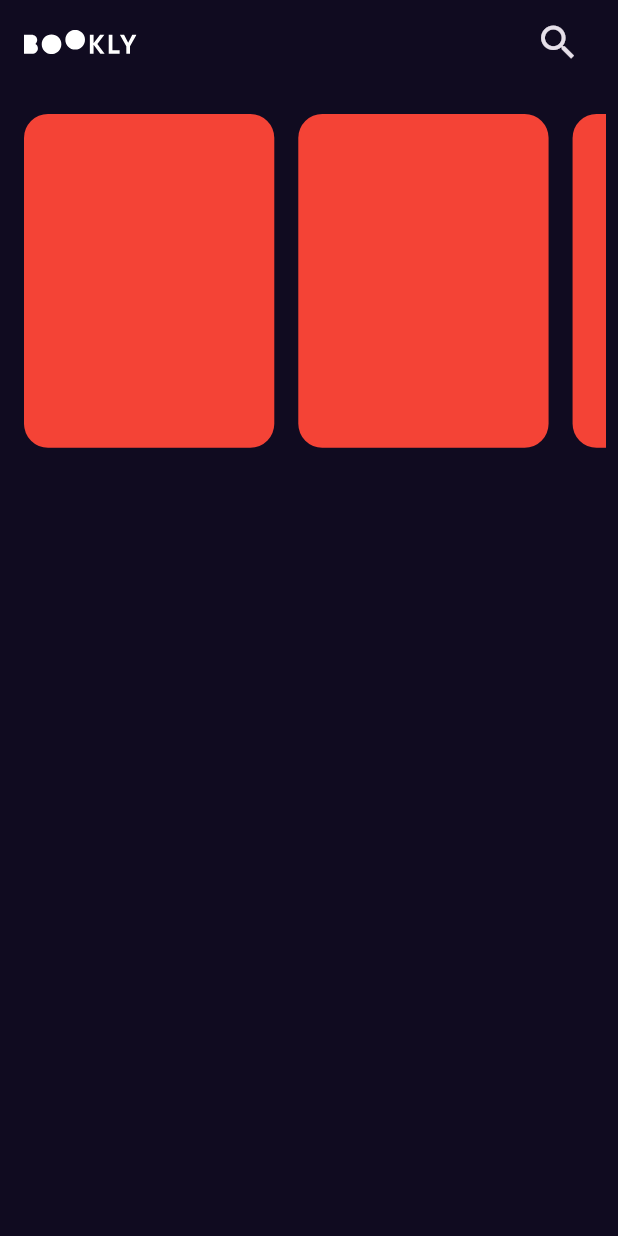
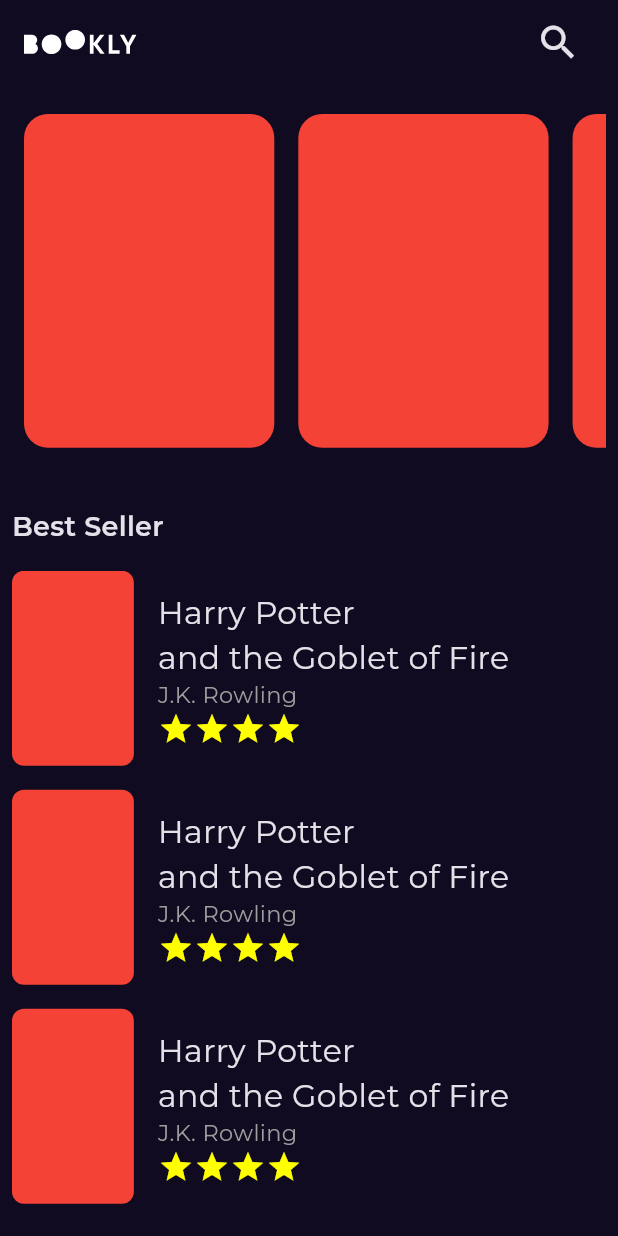
Before and after one commit to MohammadBeta/BooklyApp, a Flutter app: the screen it shows after launch, on a phone screen of 412 x 824 dp. Run offline on Flutter 3.47's test engine with Material 3 defaults, Android fonts, the phone set to English and light mode, and no system bars; our stand-ins replace flutter_svg, get, google_fonts.

Commit message:
add best seller, and google fonts

```diff
--- /dev/null
+++ b/lib/core/utilis/constants/styles.dart
@@ -0,0 +1,8 @@
+import 'package:flutter/material.dart';
+
+abstract class Styles {
+  static const TextStyle titleSmall = TextStyle(fontSize: 15);
+  static const TextStyle titleMed =
+      TextStyle(fontSize: 18, fontWeight: FontWeight.w600);
+  static const TextStyle titleLarge = TextStyle(fontSize: 21);
+}
--- a/lib/featuers/home/presentation/widgets/home_view_body.dart
+++ b/lib/featuers/home/presentation/widgets/home_view_body.dart
@@ -1,3 +1,4 @@
+import 'package:bookly_application/core/utilis/constants/styles.dart';
 import 'package:flutter/material.dart';
 
 import 'books_listview.dart';
@@ -10,10 +11,104 @@
     return const Padding(
       padding: EdgeInsets.only(top: 20, bottom: 20, left: 8, right: 8),
       child: Column(
+        crossAxisAlignment: CrossAxisAlignment.start,
         children: [
           BooksListView(),
+          SizedBox(
+            height: 40,
+          ),
+          Text(
+            "Best Seller",
+            style: Styles.titleMed,
+          ),
+          SizedBox(
+            height: 16,
+          ),
+          Expanded(child: BestSellerListView())
         ],
       ),
     );
   }
 }
+
+class BestSellerListView extends StatelessWidget {
+  const BestSellerListView({super.key});
+
+  @override
+  Widget build(BuildContext context) {
+    return ListView.builder(
+      scrollDirection: Axis.vertical,
+      itemCount: 5,
+      itemBuilder: (context, index) {
+        return const Padding(
+          padding: EdgeInsets.only(bottom: 16),
+          child: BestSellerListViewItem(),
+        );
+      },
+    );
+  }
+}
+
+class BestSellerListViewItem extends StatelessWidget {
+  const BestSellerListViewItem({super.key});
+
+  @override
+  Widget build(BuildContext context) {
+    return Row(
+      mainAxisAlignment: MainAxisAlignment.spaceBetween,
+      crossAxisAlignment: CrossAxisAlignment.center,
+      children: [
+        SizedBox(
+          height: 130,
+          child: AspectRatio(
+            aspectRatio: 2.5 / 4,
+            child: Container(
+              decoration: BoxDecoration(
+                  color: Colors.red, borderRadius: BorderRadius.circular(8)),
+            ),
+          ),
+        ),
+        const SizedBox(
+          width: 16,
+        ),
+        Expanded(
+          child: Column(
+            mainAxisAlignment: MainAxisAlignment.start,
+            crossAxisAlignment: CrossAxisAlignment.start,
+            children: [
+              const Text(
+                "Harry Potter \nand the Goblet of Fire",
+                maxLines: 2,
+                style: Styles.titleLarge,
+              ),
+              Text(
+                "J.K. Rowling",
+                style: Styles.titleSmall.copyWith(color: Colors.grey),
+              ),
+              const Row(
+                children: [
+                  Icon(
+                    Icons.star,
+                    color: Colors.yellowAccent,
+                  ),
+                  Icon(
+                    Icons.star,
+                    color: Colors.yellowAccent,
+                  ),
+                  Icon(
+                    Icons.star,
+                    color: Colors.yellowAccent,
+                  ),
+                  Icon(
+                    Icons.star,
+                    color: Colors.yellowAccent,
+                  ),
+                ],
+              )
+            ],
+          ),
+        )
+      ],
+    );
+  }
+}
--- a/lib/main.dart
+++ b/lib/main.dart
@@ -2,6 +2,7 @@
 import 'package:bookly_application/featuers/splash/presentation/views/splash_view.dart';
 import 'package:flutter/material.dart';
 import 'package:get/get.dart';
+import 'package:google_fonts/google_fonts.dart';
 
 void main() {
   runApp(const BooklyApp());
@@ -15,8 +16,10 @@
   Widget build(BuildContext context) {
     return GetMaterialApp(
       debugShowCheckedModeBanner: false,
-      theme: ThemeData.dark()
-          .copyWith(scaffoldBackgroundColor: AppColors.scaffoldBackGround),
+      theme: ThemeData.dark().copyWith(
+          scaffoldBackgroundColor: AppColors.scaffoldBackGround,
+          textTheme:
+              GoogleFonts.montserratTextTheme(ThemeData.dark().textTheme)),
       home: const SplashView(),
     );
   }
--- a/pubspec.yaml
+++ b/pubspec.yaml
@@ -33,6 +33,7 @@
     sdk: flutter
   flutter_svg: ^2.0.10+1
   get: ^4.6.6
+  google_fonts: ^6.2.1
 
 dev_dependencies:
   flutter_lints: ^3.0.0
```
Also changed, not shown: pubspec.lock, 1 other file.
